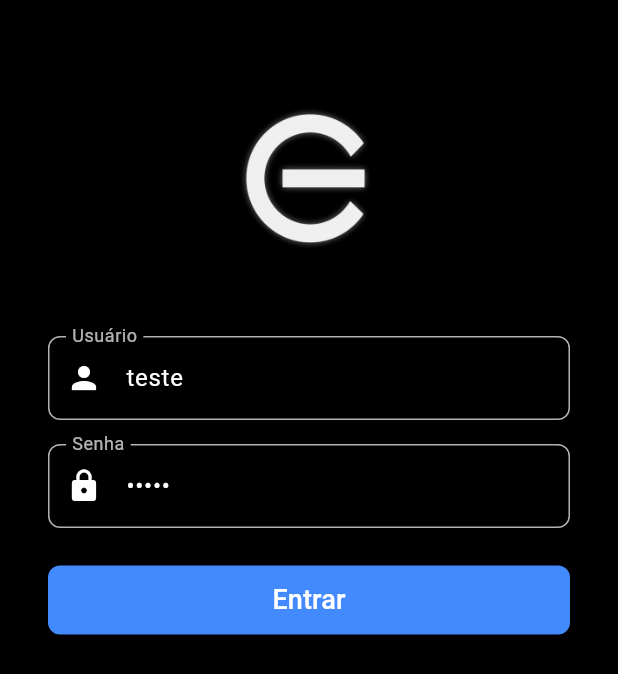
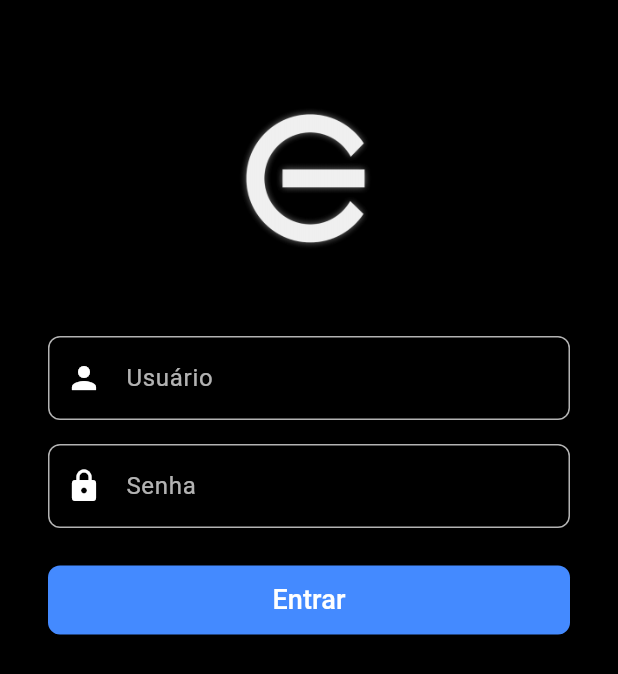
Before and after one commit to VictorPerez3/flutter_bloc_project_, a Flutter app: the screen it shows after launch, on a phone screen of 412 x 824 dp. Shown: the top 674 px of the screen. Run offline on Flutter 3.47's test engine with Material 3 defaults, Android fonts, the phone set to English and light mode, and no system bars; our stand-ins replace flutter_bloc, go_router.

```diff
--- a/lib/presentation/screens/login_screen.dart
+++ b/lib/presentation/screens/login_screen.dart
@@ -16,9 +16,9 @@ class LoginScreen extends StatefulWidget {
 
 class LoginScreenState extends State<LoginScreen> {
   final TextEditingController _usernameController =
-      TextEditingController(text: 'teste');
+      TextEditingController(text: '');
   final TextEditingController _passwordController =
-      TextEditingController(text: 'senha');
+      TextEditingController(text: '');
 
   @override
   void dispose() {
```
